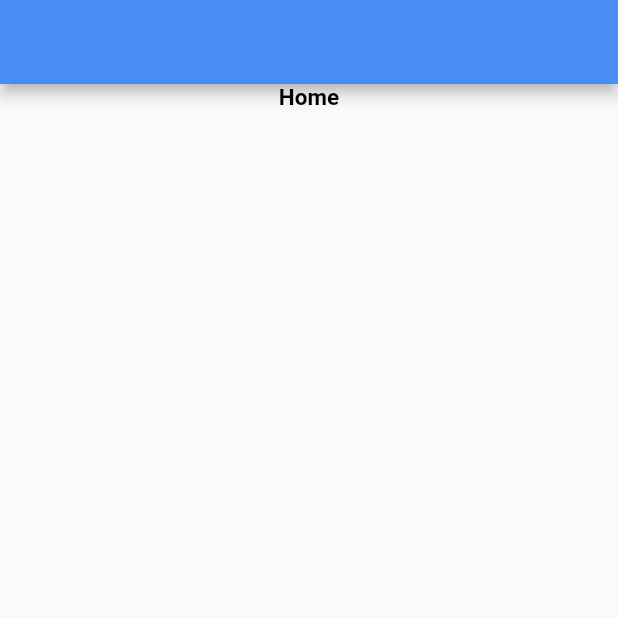
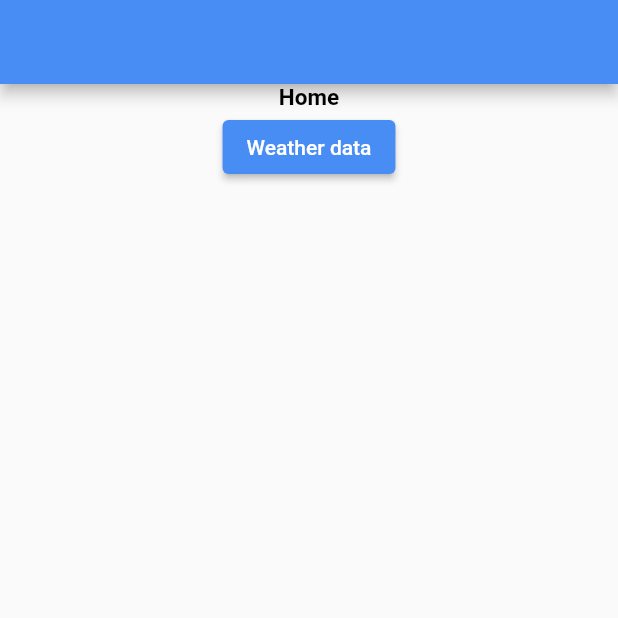
Before and after one commit to sumanchandra22/Weather-alert, a Flutter app: the screen it shows after launch, on a phone screen of 412 x 824 dp, the top half of it. Run offline on Flutter 3.47's test engine with Material 2 defaults, Android fonts, the phone set to English and light mode, and no system bars; our stand-ins replace get_it.

```diff
--- a/lib/route_generator.dart
+++ b/lib/route_generator.dart
@@ -1,5 +1,6 @@
 import 'package:flutter/material.dart';
 import 'package:weather_alert_app/src/screens/homescreen.dart';
+import 'package:weather_alert_app/src/screens/alert_rescue.dart';
 
 class RouteGenerator {
   static Route<dynamic> generateRoute(RouteSettings settings) {
@@ -9,6 +10,8 @@ class RouteGenerator {
     switch (settings.name) {
       case '/':
         return MaterialPageRoute(builder: (_) => const HomeScreen());
+      case "/alert":
+        return MaterialPageRoute(builder: (_) => const AlertRescue());
 
 //      case '/MobileVerification':
 //        return MaterialPageRoute(builder: (_) => MobileVerification());
--- a/lib/src/screens/homescreen.dart
+++ b/lib/src/screens/homescreen.dart
@@ -18,6 +18,12 @@ class _HomeScreenState extends State<HomeScreen> {
           children: [
             Text('Home',
                 style: TextStyle(color: config.ThemeColors.mainTextColor(1))),
+            ElevatedButton(
+              onPressed: () {
+                Navigator.pushNamed(context, '/alert');
+              },
+              child: const Text('Weather data'),
+            ),
             // Text('Home2',
             //     style: TextStyle(color: config.ThemeColors().backgroundColor(1))),
           ],
```
Also changed, not shown: lib/src/screens/alert_rescue.dart (+18 -15 lines).
